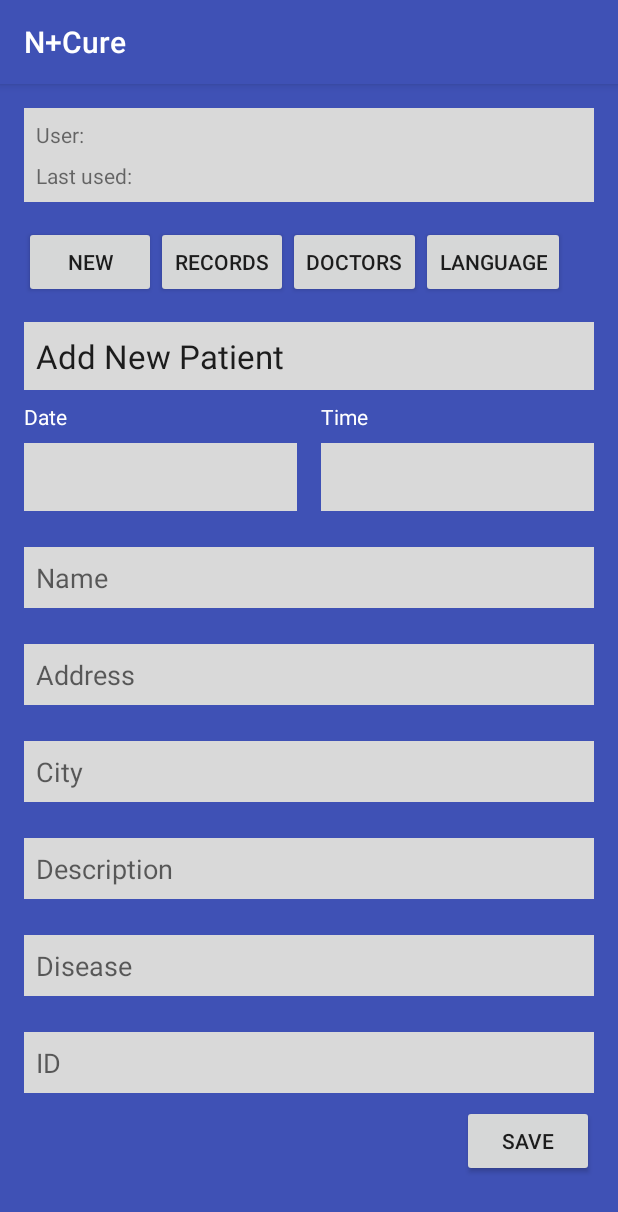
After one commit to yehancha/N_Cure, an Android app: the PatientActivity screen opened directly, with no data from a screen before it, on a phone screen of 412 x 824 dp. The commit adds this screen. Shown: the top 1212 px of the screen. Run offline under Robolectric (Android 15) with nearby library versions, the phone set to English and light mode, and no system bars.

Commit message:
Add basic PatientActivity

```diff
--- a/app/src/main/AndroidManifest.xml
+++ b/app/src/main/AndroidManifest.xml
@@ -18,7 +18,9 @@
             </intent-filter>
         </activity>
         <activity android:name=".MainActivity" />
-        <activity android:name=".AppointmentsActivity"></activity>
+        <activity android:name=".AppointmentsActivity" />
+        <activity android:name=".PatientActivity"
+            android:launchMode="singleTop"/>
     </application>
 
 </manifest>
--- /dev/null
+++ b/app/src/main/java/com/yehancha/jay/ncure/ActionButtonActivity.java
@@ -0,0 +1,38 @@
+package com.yehancha.jay.ncure;
+
+import android.content.Intent;
+import android.support.v7.app.AppCompatActivity;
+import android.os.Bundle;
+import android.view.View;
+import android.widget.Button;
+
+public class ActionButtonActivity extends AppCompatActivity implements View.OnClickListener {
+    private Button btnNewPatient;
+
+    @Override
+    protected void onResume() {
+        super.onResume();
+        findViews();
+        setListeners();
+    }
+
+    private void findViews() {
+        btnNewPatient = (Button) findViewById(R.id.btn_new_patient);
+    }
+
+    private void setListeners() {
+        btnNewPatient.setOnClickListener(this);
+    }
+
+    @Override
+    public void onClick(View v) {
+        switch (v.getId()) {
+            case R.id.btn_new_patient:
+                onNewPatientClick();
+        }
+    }
+
+    private void onNewPatientClick() {
+        startActivity(new Intent(this, PatientActivity.class));
+    }
+}
--- a/app/src/main/java/com/yehancha/jay/ncure/AppointmentsActivity.java
+++ b/app/src/main/java/com/yehancha/jay/ncure/AppointmentsActivity.java
@@ -21,7 +21,7 @@ import java.text.SimpleDateFormat;
 import java.util.Calendar;
 import java.util.Date;
 
-public class AppointmentsActivity extends AppCompatActivity implements View.OnClickListener, DatePickerDialog.OnDateSetListener, TimePickerDialog.OnTimeSetListener {
+public class AppointmentsActivity extends ActionButtonActivity implements DatePickerDialog.OnDateSetListener, TimePickerDialog.OnTimeSetListener {
     public static final String EXTRA_APPOINTMENT_ID = "EXTRA_APPOINTMENT_ID";
 
     private static final String EXTRA_YEAR = "EXTRA_YEAR";
@@ -141,6 +141,9 @@ public class AppointmentsActivity extends AppCompatActivity implements View.OnCl
                 break;
             case R.id.tv_time:
                 onTimeClick();
+                break;
+            default:
+                super.onClick(v);
         }
     }
 
--- a/app/src/main/java/com/yehancha/jay/ncure/MainActivity.java
+++ b/app/src/main/java/com/yehancha/jay/ncure/MainActivity.java
@@ -11,7 +11,7 @@ import android.widget.ListView;
 
 import java.util.ArrayList;
 
-public class MainActivity extends AppCompatActivity implements View.OnClickListener, AdapterView.OnItemClickListener {
+public class MainActivity extends ActionButtonActivity implements AdapterView.OnItemClickListener {
     private ArrayAdapter<Appointment> appointmentAdapter;
 
     private ImageButton ibNewAppointment;
@@ -56,7 +56,13 @@ public class MainActivity extends AppCompatActivity implements View.OnClickListe
 
     @Override
     public void onClick(View v) {
-        startAppointmentActivity(true, 0l);
+        switch (v.getId()) {
+            case R.id.ib_new_appointment:
+                startAppointmentActivity(true, 0l);
+                break;
+            default:
+                super.onClick(v);
+        }
     }
 
     @Override
--- /dev/null
+++ b/app/src/main/java/com/yehancha/jay/ncure/PatientActivity.java
@@ -0,0 +1,13 @@
+package com.yehancha.jay.ncure;
+
+import android.support.v7.app.AppCompatActivity;
+import android.os.Bundle;
+
+public class PatientActivity extends ActionButtonActivity {
+
+    @Override
+    protected void onCreate(Bundle savedInstanceState) {
+        super.onCreate(savedInstanceState);
+        setContentView(R.layout.activity_patient);
+    }
+}
--- a/app/src/main/res/layout/activity_appointments.xml
+++ b/app/src/main/res/layout/activity_appointments.xml
@@ -32,70 +32,16 @@
                 android:textAppearance="?android:attr/textAppearanceLarge"
                 android:text="@string/lbl_add_appointment" />
 
-            <LinearLayout
-                android:layout_width="match_parent"
-                android:layout_height="wrap_content"
-                android:orientation="horizontal"
-                android:layout_marginTop="8dp"
-                android:layout_marginBottom="16dp">
-                <LinearLayout
-                    android:layout_width="0dp"
-                    android:layout_height="wrap_content"
-                    android:layout_weight="1"
-                    android:orientation="vertical"
-                    android:paddingRight="8dp">
-
-                    <TextView
-                        android:layout_width="wrap_content"
-                        android:layout_height="wrap_content"
-                        android:text="@string/lbl_date"
-                        android:textColor="@android:color/white"
-                        android:layout_marginBottom="8dp"/>
-
-                    <TextView
-                        android:layout_width="match_parent"
-                        android:layout_height="wrap_content"
-                        android:textAppearance="?android:attr/textAppearanceLarge"
-                        android:id="@+id/tv_date"
-                        android:background="@color/colorCardBackground"
-                        android:padding="8dp"
-                        android:textAlignment="center"/>
-
-                </LinearLayout>
-
-                <LinearLayout
-                    android:layout_width="0dp"
-                    android:layout_height="wrap_content"
-                    android:layout_weight="1"
-                    android:orientation="vertical"
-                    android:paddingLeft="8dp">
-
-                    <TextView
-                        android:layout_width="wrap_content"
-                        android:layout_height="wrap_content"
-                        android:text="@string/tlbl_ime"
-                        android:textColor="@android:color/white"
-                        android:layout_marginBottom="8dp"/>
-
-                    <TextView
-                        android:layout_width="match_parent"
-                        android:layout_height="wrap_content"
-                        android:textAppearance="?android:attr/textAppearanceLarge"
-                        android:id="@+id/tv_time"
-                        android:background="@color/colorCardBackground"
-                        android:padding="8dp"
-                        android:textAlignment="center"/>
-
-                </LinearLayout>
-            </LinearLayout>
+            <include layout="@layout/date_time" />
 
             <EditText
                 android:layout_width="match_parent"
                 android:layout_height="match_parent"
                 android:minHeight="120dp"
+                android:layout_marginTop="8dp"
                 android:padding="8dp"
                 android:background="@color/colorCardBackground"
-                android:hint="@string/hint_appointment_description"
+                android:hint="@string/hint_description"
                 android:gravity="top"
                 android:id="@+id/et_description"/>
 
--- /dev/null
+++ b/app/src/main/res/layout/activity_patient.xml
@@ -0,0 +1,107 @@
+<?xml version="1.0" encoding="utf-8"?>
+<RelativeLayout xmlns:android="http://schemas.android.com/apk/res/android"
+    xmlns:tools="http://schemas.android.com/tools"
+    android:layout_width="match_parent"
+    android:layout_height="match_parent"
+    android:paddingBottom="@dimen/activity_vertical_margin"
+    android:paddingLeft="@dimen/activity_horizontal_margin"
+    android:paddingRight="@dimen/activity_horizontal_margin"
+    android:paddingTop="@dimen/activity_vertical_margin"
+    tools:context="com.yehancha.jay.ncure.PatientActivity"
+    android:background="@color/colorActivityBackground">
+
+    <ScrollView
+        android:layout_width="match_parent"
+        android:layout_height="match_parent"
+        android:id="@+id/scrollView" >
+
+        <LinearLayout
+            android:orientation="vertical"
+            android:layout_width="match_parent"
+            android:layout_height="match_parent">
+
+            <include layout="@layout/user_info" />
+
+            <include layout="@layout/action_buttons" />
+
+            <TextView
+                android:layout_width="match_parent"
+                android:layout_height="wrap_content"
+                android:padding="8dp"
+                android:background="@color/colorCardBackground"
+                android:textAppearance="?android:attr/textAppearanceLarge"
+                android:text="@string/lbl_add_patient" />
+
+            <include layout="@layout/date_time" />
+
+            <EditText
+                android:layout_width="match_parent"
+                android:layout_height="match_parent"
+                android:layout_marginTop="8dp"
+                android:padding="8dp"
+                android:background="@color/colorCardBackground"
+                android:hint="@string/hint_name"
+                android:gravity="top"
+                android:id="@+id/et_name"/>
+
+            <EditText
+                android:layout_width="match_parent"
+                android:layout_height="match_parent"
+                android:layout_marginTop="24dp"
+                android:padding="8dp"
+                android:background="@color/colorCardBackground"
+                android:hint="@string/hint_address"
+                android:gravity="top"
+                android:id="@+id/et_address"/>
+
+            <EditText
+                android:layout_width="match_parent"
+                android:layout_height="match_parent"
+                android:layout_marginTop="24dp"
+                android:padding="8dp"
+                android:background="@color/colorCardBackground"
+                android:hint="@string/hint_city"
+                android:gravity="top"
+                android:id="@+id/et_city"/>
+
+            <EditText
+                android:layout_width="match_parent"
+                android:layout_height="match_parent"
+                android:layout_marginTop="24dp"
+                android:padding="8dp"
+                android:background="@color/colorCardBackground"
+                android:hint="@string/hint_description"
+                android:gravity="top"
+                android:id="@+id/et_description"/>
+
+            <EditText
+                android:layout_width="match_parent"
+                android:layout_height="match_parent"
+                android:layout_marginTop="24dp"
+                android:padding="8dp"
+                android:background="@color/colorCardBackground"
+                android:hint="@string/hint_disease"
+                android:gravity="top"
+                android:id="@+id/et_disease"/>
+
+            <EditText
+                android:layout_width="match_parent"
+                android:layout_height="match_parent"
+                android:layout_marginTop="24dp"
+                android:padding="8dp"
+                android:background="@color/colorCardBackground"
+                android:hint="@string/hint_id"
+                android:gravity="top"
+                android:id="@+id/et_id"/>
+
+            <Button
+                android:layout_width="wrap_content"
+                android:layout_height="wrap_content"
+                android:layout_marginTop="8dp"
+                android:text="@string/lbl_save"
+                android:id="@+id/btn_save"
+                android:layout_gravity="right" />
+        </LinearLayout>
+    </ScrollView>
+
+</RelativeLayout>
--- /dev/null
+++ b/app/src/main/res/layout/date_time.xml
@@ -0,0 +1,56 @@
+<LinearLayout xmlns:android="http://schemas.android.com/apk/res/android"
+    android:layout_width="match_parent"
+    android:layout_height="wrap_content"
+    android:orientation="horizontal"
+    android:layout_marginTop="8dp"
+    android:layout_marginBottom="16dp">
+    <LinearLayout
+        android:layout_width="0dp"
+        android:layout_height="wrap_content"
+        android:layout_weight="1"
+        android:orientation="vertical"
+        android:paddingRight="8dp">
+
+        <TextView
+            android:layout_width="wrap_content"
+            android:layout_height="wrap_content"
+            android:text="@string/lbl_date"
+            android:textColor="@android:color/white"
+            android:layout_marginBottom="8dp"/>
+
+        <TextView
+            android:layout_width="match_parent"
+            android:layout_height="wrap_content"
+            android:textAppearance="?android:attr/textAppearanceLarge"
+            android:id="@+id/tv_date"
+            android:background="@color/colorCardBackground"
+            android:padding="8dp"
+            android:textAlignment="center"/>
+
+    </LinearLayout>
+
+    <LinearLayout
+        android:layout_width="0dp"
+        android:layout_height="wrap_content"
+        android:layout_weight="1"
+        android:orientation="vertical"
+        android:paddingLeft="8dp">
+
+        <TextView
+            android:layout_width="wrap_content"
+            android:layout_height="wrap_content"
+            android:text="@string/tlbl_ime"
+            android:textColor="@android:color/white"
+            android:layout_marginBottom="8dp"/>
+
+        <TextView
+            android:layout_width="match_parent"
+            android:layout_height="wrap_content"
+            android:textAppearance="?android:attr/textAppearanceLarge"
+            android:id="@+id/tv_time"
+            android:background="@color/colorCardBackground"
+            android:padding="8dp"
+            android:textAlignment="center"/>
+
+    </LinearLayout>
+</LinearLayout>
--- a/app/src/main/res/values/strings.xml
+++ b/app/src/main/res/values/strings.xml
@@ -8,10 +8,16 @@
     <string name="lbl_user">User:</string>
     <string name="lbl_last_used">Last used:</string>
     <string name="lbl_schedule">My Schedule</string>
-    <string name="lbl_add_appointment">Add Appointment</string>
+    <string name="lbl_add_appointment">Add New Appointment</string>
+    <string name="lbl_add_patient">Add New Patient</string>
     <string name="lbl_date">Date</string>
     <string name="tlbl_ime">Time</string>
-    <string name="hint_appointment_description">Appointment description</string>
+    <string name="hint_description">Description</string>
+    <string name="hint_name">Name</string>
+    <string name="hint_address">Address</string>
+    <string name="hint_city">City</string>
+    <string name="hint_disease">Disease</string>
+    <string name="hint_id">ID</string>
     <string name="lbl_save">Save</string>
     <string name="msg_invalid_login_data">Your login data is invalid. Please log back in.</string>
     <string name="msg_empty_description">Please write a description.</string>
```
